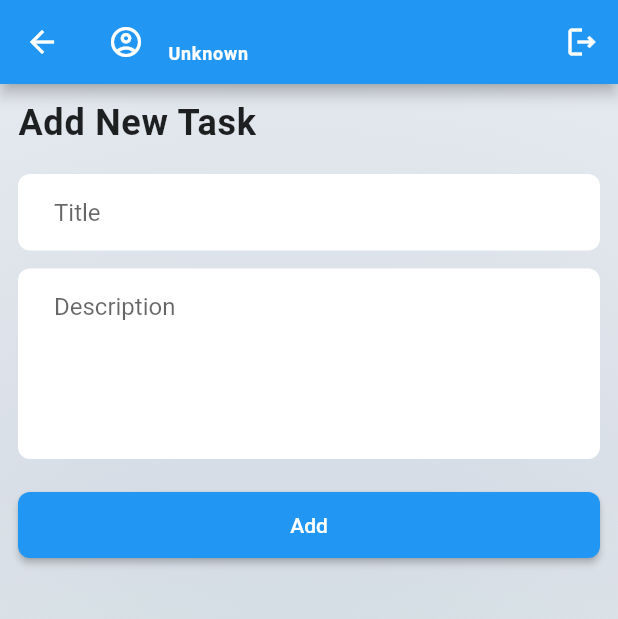
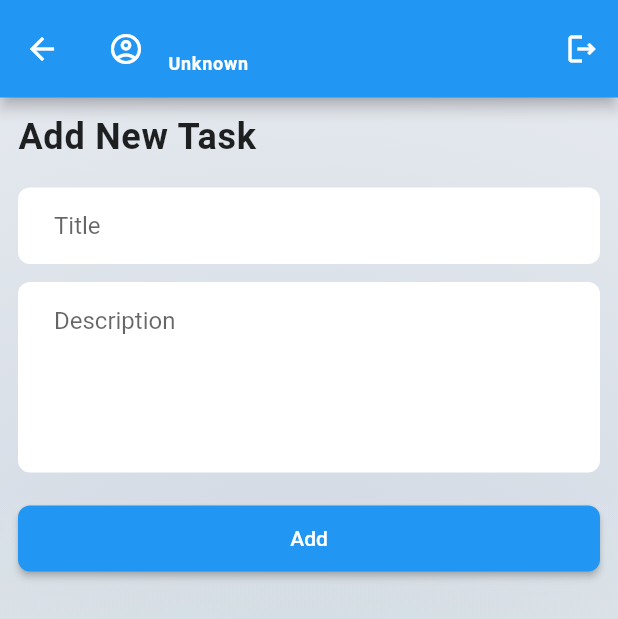
Before and after one commit to Alnur17/task_manager, a Flutter app: the AddNewTaskScreen screen opened directly, on a phone screen of 412 x 824 dp. Shown: the top 619 px of the screen. Run offline on Flutter 3.47's test engine with Material 3 defaults, Android fonts, the phone set to English and light mode, and no system bars; drawn by our look-alikes of cached_network_image; our stand-ins replace flutter_svg, get, image_picker, pin_code_fields, shared_preferences; accounts and stored records are empty; network calls fail.

Commit message:
appbar size modification has been done

```diff
--- a/lib/ui/widgets/user_profile_appbar.dart
+++ b/lib/ui/widgets/user_profile_appbar.dart
@@ -13,6 +13,7 @@ class UserProfileAppbar extends StatelessWidget {
   @override
   Widget build(BuildContext context) {
     return AppBar(
+      toolbarHeight: 65,
       backgroundColor: Colors.blue,
       title: GestureDetector(
         onTap: () {
@@ -43,11 +44,18 @@ class UserProfileAppbar extends StatelessWidget {
                 Text(
                   '${AuthUtility.userInfo.data?.firstName ?? ''}  '
                   '${AuthUtility.userInfo.data?.lastName ?? ''}',
-                    style: const TextStyle(color: Colors.white, fontSize: 14),
+                  style: const TextStyle(
+                    color: Colors.white,
+                    fontSize: 14,
                   ),
+                ),
+                const SizedBox(height: 4),
                 Text(
                   AuthUtility.userInfo.data?.email ?? 'Unknown',
-                    style: const TextStyle(color: Colors.white, fontSize: 12),
+                  style: const TextStyle(
+                    color: Colors.white,
+                    fontSize: 12,
+                  ),
                 ),
               ],
             ),
@@ -62,6 +70,7 @@ class UserProfileAppbar extends StatelessWidget {
           },
           icon: const Icon(Icons.logout_outlined),
         ),
-        ]);
+      ],
+    );
   }
 }
```
Lines whose indentation alone changed are shown as unchanged.
